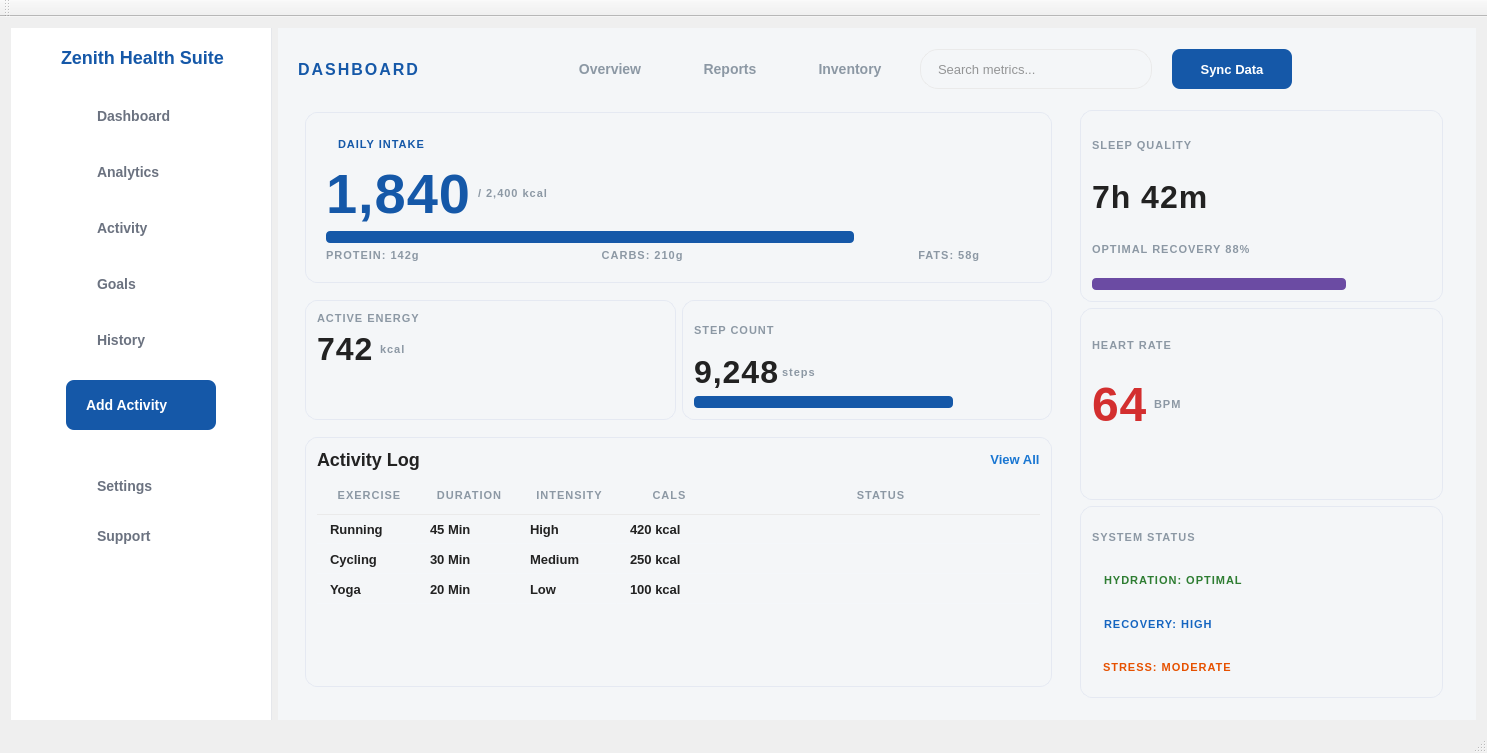
This is ZenithHealthSuite/DashboardScreen.ui in iharisrao/zenith-health-suite as Qt 5 draws it before an edit. The edited form follows.
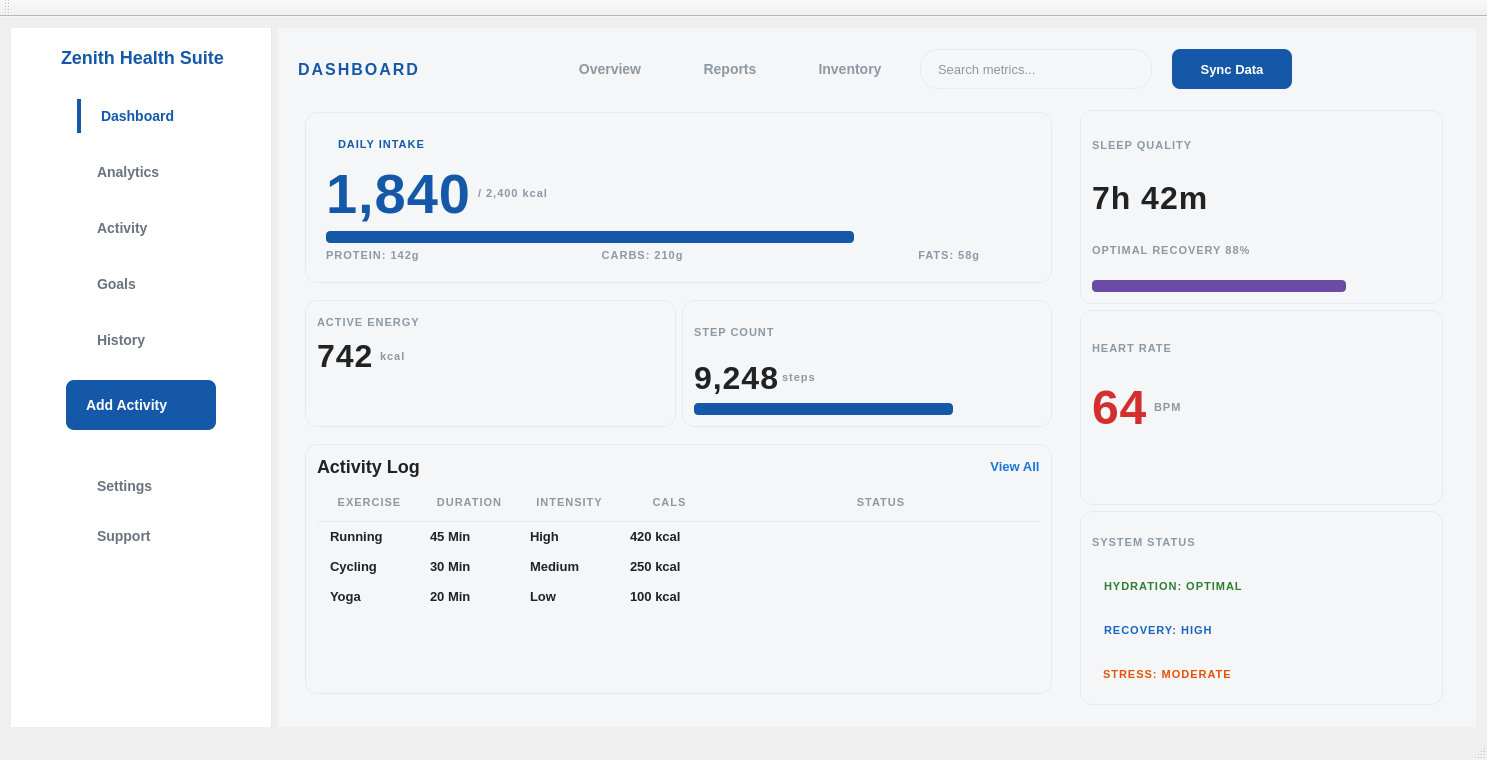
This is the edited form. Icons and pictures are not drawn.

Commit message: designed activity tab

Diff of the .ui file:
```diff
--- a/ZenithHealthSuite/DashboardScreen.ui
+++ b/ZenithHealthSuite/DashboardScreen.ui
@@ -7,7 +7,7 @@
     <x>0</x>
     <y>0</y>
     <width>1487</width>
-    <height>746</height>
+    <height>760</height>
    </rect>
   </property>
   <property name="sizePolicy">
@@ -75,11 +75,12 @@
     color: #1558A8;            
 }
 
-#dashboardButton {
+QPushButton#dashboardButton {
     background-color: #F0F7FF !important;
     color: #1558A8 !important;
-    border-left: 4px solid #1558A8;
-    border-radius: 0px 8px 8px 0px; 
+    font-weight: 900 !important;
+    border-left: 4px solid #1558A8 !important;
+    border-radius: 0px 8px 8px 0px !important;
 }
 
 #addActivityButton {
@@ -293,7 +294,7 @@
       </property>
       <property name="minimumSize">
        <size>
-        <width>250</width>
+        <width>261</width>
         <height>0</height>
        </size>
       </property>
@@ -363,7 +364,7 @@
         <rect>
          <x>40</x>
          <y>50</y>
-         <width>169</width>
+         <width>179</width>
          <height>296</height>
         </rect>
        </property>
```
The commit also changes 4 other files.
